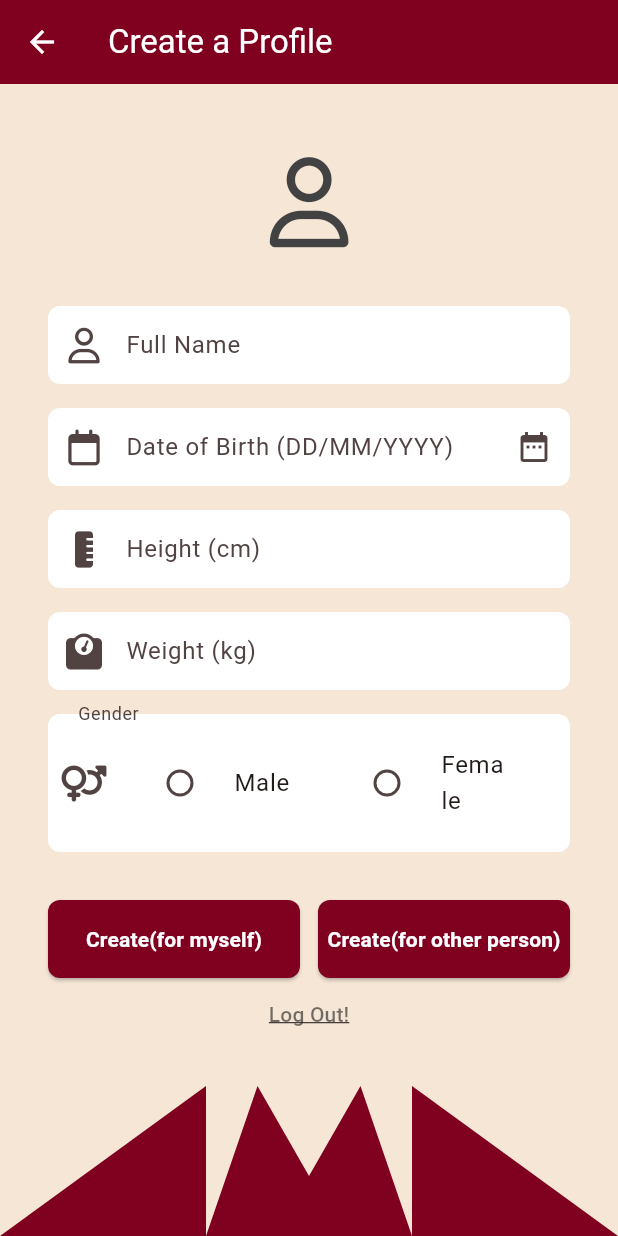
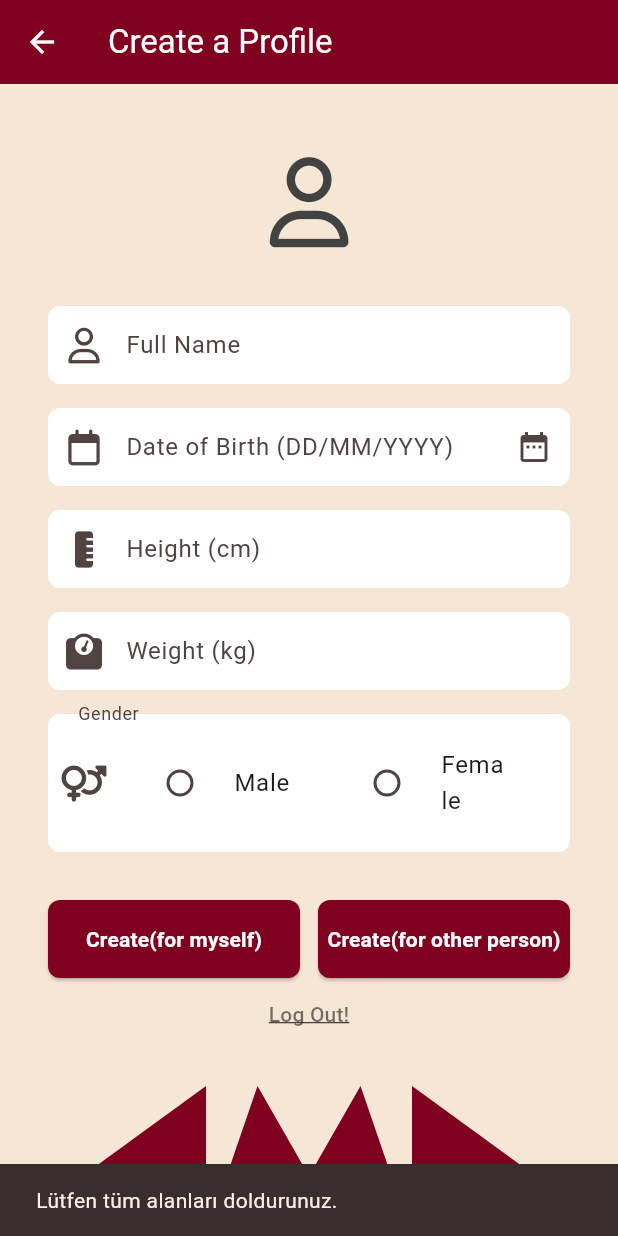
Before and after one commit to shuakr/Dietly, a Flutter app: the ProfileCreationScreen screen opened by its route, after a tap on "Create(for myself)", on a phone screen of 412 x 824 dp. Run offline on Flutter 3.47's test engine with Material 3 defaults, Android fonts, the phone set to English and light mode, and no system bars; our stand-ins replace cloud_firestore, firebase_auth, firebase_core, font_awesome_flutter, google_fonts, google_sign_in and 2 more; accounts and stored records are empty.

```diff
--- a/lib/screens/profile_creation_screen.dart
+++ b/lib/screens/profile_creation_screen.dart
@@ -1,5 +1,4 @@
 import 'package:firebase_auth/firebase_auth.dart';
-import 'package:cloud_firestore/cloud_firestore.dart';
 import 'package:dietly/service/firestore_service.dart';
 import 'package:flutter/foundation.dart';
 import 'package:flutter/material.dart';
@@ -24,6 +23,37 @@ class _ProfileCreationScreenState extends State<ProfileCreationScreen> {
   final TextEditingController _weightController = TextEditingController();
   String? _selectedGender;
   IconData? _selectedProfileIcon;
+
+  bool validateInputs(BuildContext context) {
+    final fullName = _fullNameController.text.trim();
+    final birthDate = _birthDateController.text.trim();
+    final heightText = _heightController.text.trim();
+    final weightText = _weightController.text.trim();
+
+    if (fullName.isEmpty ||
+        birthDate.isEmpty ||
+        heightText.isEmpty ||
+        weightText.isEmpty ||
+        _selectedGender == null) {
+      ScaffoldMessenger.of(context).showSnackBar(
+        const SnackBar(content: Text('Lütfen tüm alanları doldurunuz.')),
+      );
+      return false;
+    }
+
+    final height = double.tryParse(heightText);
+    final weight = double.tryParse(weightText);
+
+    if (height == null || weight == null) {
+      ScaffoldMessenger.of(context).showSnackBar(
+        const SnackBar(content: Text('Boy ve kilo geçerli sayılar olmalıdır.')),
+      );
+      return false;
+    }
+
+    return true;
+  }
+
 
   final List<IconData> _profileIcons = [
     FontAwesomeIcons.user,
@@ -162,20 +192,36 @@ class _ProfileCreationScreenState extends State<ProfileCreationScreen> {
                       child: _buildCreateButton(
                         label: 'Create(for myself)',
                           onPressed: () async {
+                            if (!validateInputs(context)) return;
+
+                            final fullName = _fullNameController.text.trim();
+                            final birthDate = _birthDateController.text.trim();
+                            final height = double.parse(_heightController.text.trim());
+                            final weight = double.parse(_weightController.text.trim());
+                            final gender = _selectedGender!;
+
                             try {
                               await FirestoreService().createUserProfile(
-                                fullName: _fullNameController.text,
-                                birthDate: _birthDateController.text,
-                                height: double.parse(_heightController.text),
-                                weight: double.parse(_weightController.text),
-                                gender: _selectedGender ?? 'unknown',
+                                fullName: fullName,
+                                birthDate: birthDate,
+                                height: height,
+                                weight: weight,
+                                gender: gender,
                               );
-                              if (kDebugMode) {
-                                print('✅ Profil başarıyla kaydedildi');
+
+                              if (context.mounted) {
+                                ScaffoldMessenger.of(context).showSnackBar(
+                                  const SnackBar(content: Text('✅ Profil başarıyla kaydedildi.')),
+                                );
                               }
                             } catch (e) {
                               if (kDebugMode) {
-                                print('❌ Kaydetme hatası: $e');
+                                print('❌ Firestore hatası: $e');
+                              }
+                              if (context.mounted) {
+                                ScaffoldMessenger.of(context).showSnackBar(
+                                  SnackBar(content: Text('⚠️ Kayıt sırasında hata oluştu: $e')),
+                                );
                               }
                             }
                           }
```
